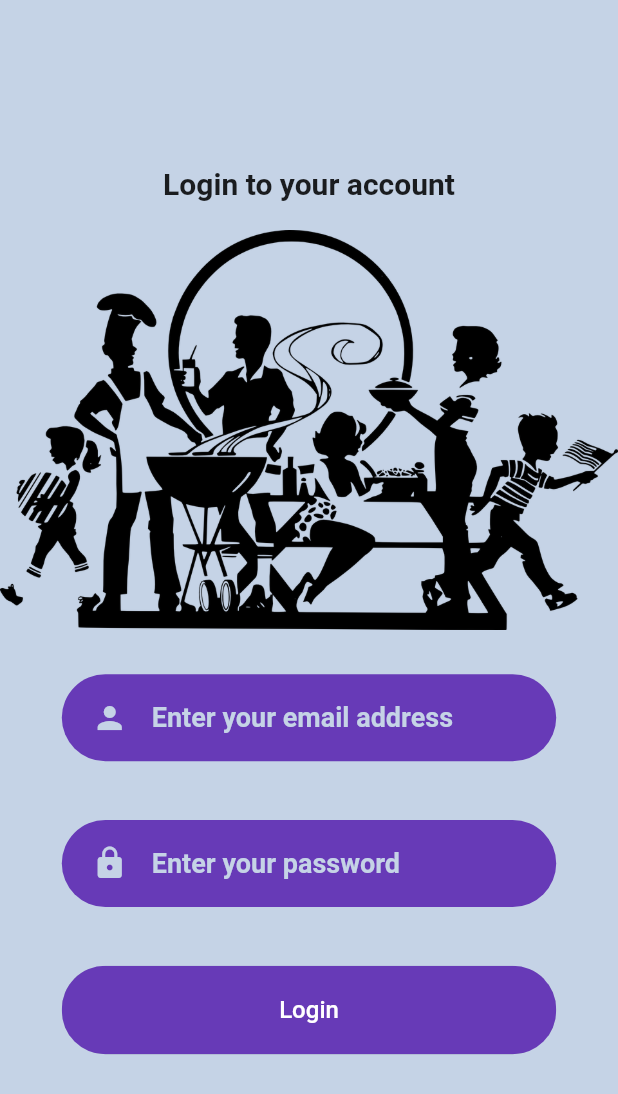
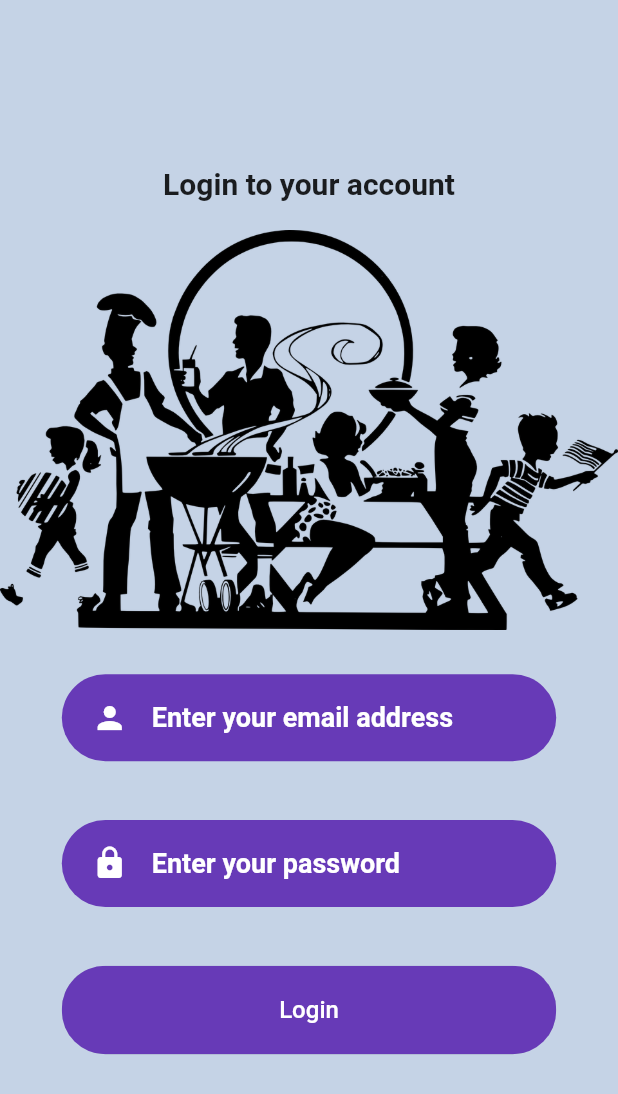
Before and after one commit to divyadesai7/recipe-app-using-flutter, a Flutter app: the WelcomeScreen screen opened directly, after a tap on "LOGIN", on a phone screen of 412 x 824 dp. Shown: the top 1094 px of the screen. Run offline on Flutter 3.47's test engine with Material 2 defaults, Android fonts, the phone set to English and light mode, and no system bars; project files that could hold a hidden picture were left out.

Commit message:
added primary colors and background colors

```diff
--- a/recipe_app/lib/components/rounded_button.dart
+++ b/recipe_app/lib/components/rounded_button.dart
@@ -1,4 +1,5 @@
 import 'package:flutter/material.dart';
+import 'package:recipe_app/constants.dart';
 
 class RoundedButton extends StatelessWidget {
   final String buttonLabel;
@@ -19,13 +20,13 @@ class RoundedButton extends StatelessWidget {
             onPressed: onPressed,
             child: Text(
               buttonLabel,
-              style: TextStyle(color: Colors.white),
+              style: TextStyle(color: primaryLightColor),
             ),
             style: ElevatedButton.styleFrom(
-              primary: Colors.deepPurple,
+              primary: primaryColor,
               padding: EdgeInsets.symmetric(horizontal: 40, vertical: 20),
               textStyle: TextStyle(
-                color: Colors.white,
+                color: primaryLightColor,
                 fontSize: 16,
                 fontWeight: FontWeight.w500,
               ),
--- a/recipe_app/lib/constants.dart
+++ b/recipe_app/lib/constants.dart
@@ -1,4 +1,6 @@
 import 'package:flutter/material.dart';
 
 const primaryColor = Colors.deepPurple;
-const primaryLightColor = Color.fromRGBO(197, 211, 230, 1);
+const primaryLightColor = Colors.white;
+const primaryDarkColor = Colors.black;
+const bgColor = Color.fromRGBO(197, 211, 230, 1);
--- a/recipe_app/lib/main.dart
+++ b/recipe_app/lib/main.dart
@@ -1,4 +1,5 @@
 import 'package:flutter/material.dart';
+import 'package:recipe_app/screens/home_screen/home_screen.dart';
 import 'package:recipe_app/screens/login_screen/login_screen.dart';
 import 'package:recipe_app/screens/splash_screen/splash_screen.dart';
 
@@ -11,7 +12,7 @@ class RecipeApp extends StatelessWidget {
   Widget build(BuildContext context) {
     return MaterialApp(
       debugShowCheckedModeBanner: false,
-      home: LoginScreen(),
+      home: HomeScreen(),
     );
   }
 }
--- a/recipe_app/lib/screens/login_screen/login_screen.dart
+++ b/recipe_app/lib/screens/login_screen/login_screen.dart
@@ -10,7 +10,7 @@ class LoginScreen extends StatelessWidget {
 
     return SafeArea(
       child: Scaffold(
-        backgroundColor: Color.fromRGBO(197, 211, 230, 1),
+        backgroundColor: bgColor,
         body: Container(
           height: size.height,
           width: double.infinity,
--- a/recipe_app/lib/screens/splash_screen/splash_screen.dart
+++ b/recipe_app/lib/screens/splash_screen/splash_screen.dart
@@ -1,5 +1,6 @@
 import 'dart:async';
 import 'package:flutter/material.dart';
+import 'package:recipe_app/constants.dart';
 import 'package:recipe_app/screens/welcome_screen/welcome_screen.dart';
 
 class SplashScreen extends StatefulWidget {
@@ -23,7 +24,7 @@ class _SplashScreenState extends State<SplashScreen> {
   Widget build(BuildContext context) {
     return SafeArea(
       child: Container(
-        color: Color.fromRGBO(197, 211, 230, 1),
+        color: bgColor,
         child: Image.asset("lib/assets/icons/cooking.png"),
       ),
     );
--- a/recipe_app/lib/screens/welcome_screen/welcome_screen.dart
+++ b/recipe_app/lib/screens/welcome_screen/welcome_screen.dart
@@ -10,7 +10,7 @@ class WelcomeScreen extends StatelessWidget {
 
     return SafeArea(
       child: Scaffold(
-        backgroundColor: primaryLightColor,
+        backgroundColor: bgColor,
         body: Container(
           height: size.height,
           width: double.infinity,
```
